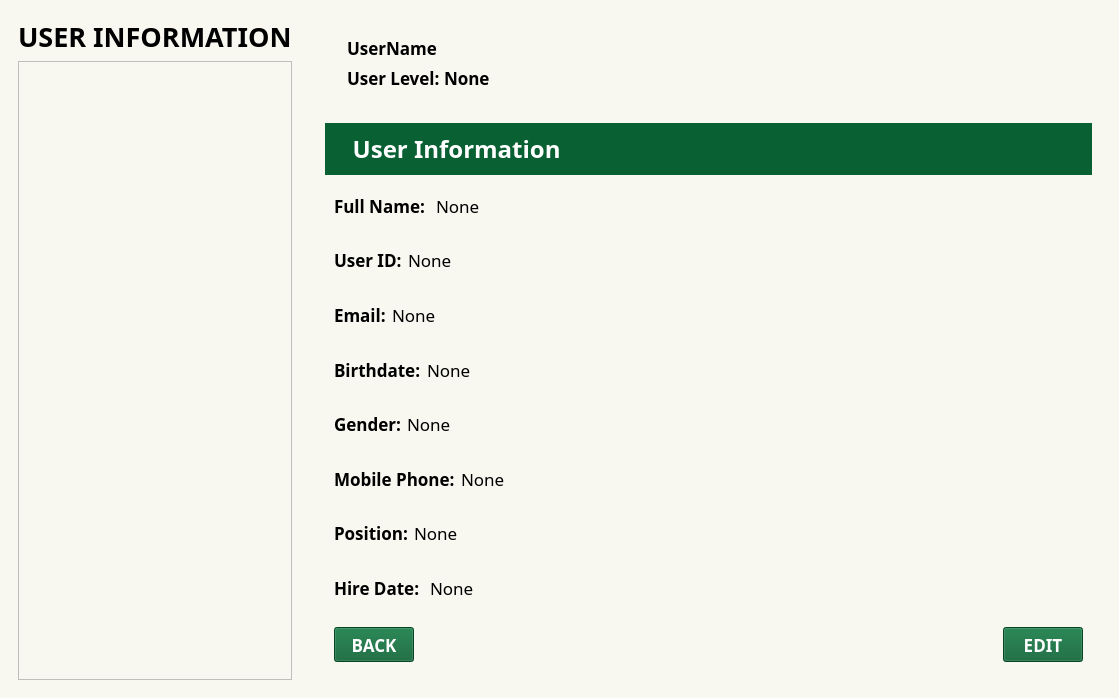
Old version of the form Screens/MainMenuScreens/Security/User_Information.ui in the repository Bideiro/Ranil_project_py.
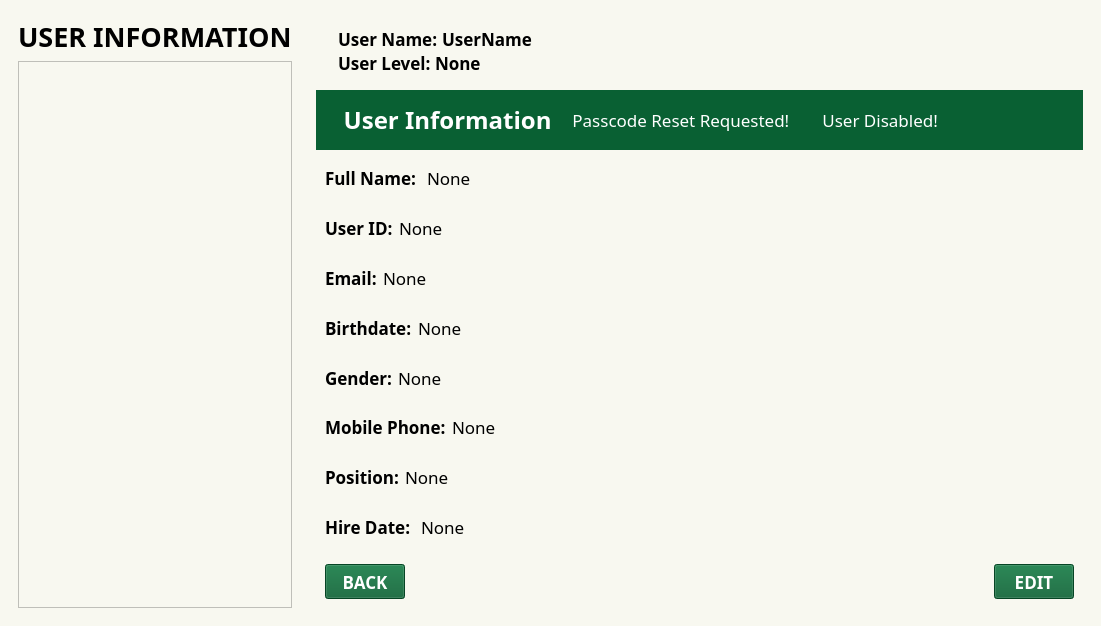
New version of the form. Icons and pictures are not drawn.

What changed in the file:
```diff
--- a/Screens/MainMenuScreens/Security/User_Information.ui
+++ b/Screens/MainMenuScreens/Security/User_Information.ui
@@ -6,8 +6,8 @@
    <rect>
     <x>0</x>
     <y>0</y>
-    <width>1101</width>
-    <height>698</height>
+    <width>1083</width>
+    <height>626</height>
    </rect>
   </property>
   <property name="windowTitle">
@@ -24,7 +24,7 @@
      <widget class="QWidget" name="widget" native="true">
       <layout class="QVBoxLayout" name="verticalLayout_9">
        <item>
-        <widget class="QLabel" name="label">
+        <widget class="QLabel" name="sdsad">
          <property name="font">
           <font>
            <family>DM Sans</family>
@@ -104,6 +104,53 @@
           <item>
            <widget class="QWidget" name="widget_25" native="true">
             <layout class="QVBoxLayout" name="verticalLayout_5">
+             <property name="spacing">
+              <number>0</number>
+             </property>
+             <property name="leftMargin">
+              <number>0</number>
+             </property>
+             <property name="topMargin">
+              <number>0</number>
+             </property>
+             <property name="rightMargin">
+              <number>0</number>
+             </property>
+             <property name="bottomMargin">
+              <number>0</number>
+             </property>
+             <item>
+              <widget class="QWidget" name="widget_4" native="true">
+               <layout class="QHBoxLayout" name="horizontalLayout_4">
+                <property name="spacing">
+                 <number>0</number>
+                </property>
+                <property name="leftMargin">
+                 <number>0</number>
+                </property>
+                <property name="topMargin">
+                 <number>0</number>
+                </property>
+                <property name="rightMargin">
+                 <number>0</number>
+                </property>
+                <property name="bottomMargin">
+                 <number>0</number>
+                </property>
+                <item>
+                 <widget class="QLabel" name="label_6">
+                  <property name="font">
+                   <font>
+                    <family>DM Sans</family>
+                    <pointsize>13</pointsize>
+                    <bold>true</bold>
+                   </font>
+                  </property>
+                  <property name="text">
+                   <string>User Name: </string>
+                  </property>
+                 </widget>
+                </item>
              <item>
               <widget class="QLabel" name="UName_L">
                <property name="font">
@@ -118,6 +165,9 @@
                </property>
               </widget>
              </item>
+               </layout>
+              </widget>
+             </item>
              <item>
               <widget class="QWidget" name="widget_11" native="true">
                <layout class="QHBoxLayout" name="horizontalLayout_5">
@@ -187,9 +237,6 @@
         </widget>
        </item>
        <item>
-        <widget class="QWidget" name="widget_12" native="true">
-         <layout class="QVBoxLayout" name="verticalLayout_7">
-          <item>
            <widget class="QWidget" name="widget_13" native="true">
             <property name="sizePolicy">
              <sizepolicy hsizetype="Preferred" vsizetype="Fixed">
@@ -219,6 +266,136 @@
                </property>
               </widget>
              </item>
+          <item>
+           <widget class="QWidget" name="PReset_w" native="true">
+            <layout class="QHBoxLayout" name="horizontalLayout_2">
+             <property name="spacing">
+              <number>0</number>
+             </property>
+             <property name="leftMargin">
+              <number>0</number>
+             </property>
+             <property name="topMargin">
+              <number>0</number>
+             </property>
+             <property name="rightMargin">
+              <number>0</number>
+             </property>
+             <property name="bottomMargin">
+              <number>0</number>
+             </property>
+             <item>
+              <widget class="QLabel" name="label">
+               <property name="sizePolicy">
+                <sizepolicy hsizetype="Fixed" vsizetype="Fixed">
+                 <horstretch>0</horstretch>
+                 <verstretch>0</verstretch>
+                </sizepolicy>
+               </property>
+               <property name="minimumSize">
+                <size>
+                 <width>10</width>
+                 <height>10</height>
+                </size>
+               </property>
+               <property name="maximumSize">
+                <size>
+                 <width>25</width>
+                 <height>25</height>
+                </size>
+               </property>
+               <property name="text">
+                <string/>
+               </property>
+               <property name="pixmap">
+                <pixmap resource="../../../assets/All_In_Resource.qrc">:/Icons/Icons/red_exclamation.png</pixmap>
+               </property>
+               <property name="scaledContents">
+                <bool>true</bool>
+               </property>
+              </widget>
+             </item>
+             <item>
+              <widget class="QLabel" name="label_2">
+               <property name="font">
+                <font>
+                 <family>DM Sans</family>
+                 <pointsize>13</pointsize>
+                 <bold>false</bold>
+                </font>
+               </property>
+               <property name="styleSheet">
+                <string notr="true">color:white;</string>
+               </property>
+               <property name="text">
+                <string> Passcode Reset Requested!</string>
+               </property>
+              </widget>
+             </item>
+            </layout>
+           </widget>
+          </item>
+          <item>
+           <widget class="QWidget" name="Disabled_w" native="true">
+            <property name="font">
+             <font>
+              <family>DM Sans</family>
+              <pointsize>13</pointsize>
+             </font>
+            </property>
+            <layout class="QHBoxLayout" name="horizontalLayout_3">
+             <item>
+              <widget class="QLabel" name="label_4">
+               <property name="maximumSize">
+                <size>
+                 <width>25</width>
+                 <height>25</height>
+                </size>
+               </property>
+               <property name="text">
+                <string/>
+               </property>
+               <property name="pixmap">
+                <pixmap resource="../../../assets/All_In_Resource.qrc">:/Icons/Icons/red_exclamation.png</pixmap>
+               </property>
+               <property name="scaledContents">
+                <bool>true</bool>
+               </property>
+              </widget>
+             </item>
+             <item>
+              <widget class="QLabel" name="label_5">
+               <property name="font">
+                <font>
+                 <family>DM Sans</family>
+                 <pointsize>13</pointsize>
+                </font>
+               </property>
+               <property name="styleSheet">
+                <string notr="true">color: white;
+</string>
+               </property>
+               <property name="text">
+                <string> User Disabled!</string>
+               </property>
+              </widget>
+             </item>
+            </layout>
+           </widget>
+          </item>
+          <item>
+           <spacer name="horizontalSpacer_2">
+            <property name="orientation">
+             <enum>Qt::Horizontal</enum>
+            </property>
+            <property name="sizeHint" stdset="0">
+             <size>
+              <width>40</width>
+              <height>20</height>
+             </size>
+            </property>
+           </spacer>
+          </item>
             </layout>
            </widget>
           </item>
@@ -270,6 +447,11 @@
           </item>
           <item>
            <widget class="QWidget" name="widget_3" native="true">
+         <property name="font">
+          <font>
+           <bold>false</bold>
+          </font>
+         </property>
             <layout class="QHBoxLayout" name="horizontalLayout">
              <item>
               <widget class="QLabel" name="label_3">
@@ -286,7 +468,7 @@
               </widget>
              </item>
              <item>
-              <widget class="QLabel" name="SUID_L">
+           <widget class="QLabel" name="UID_L">
                <property name="font">
                 <font>
                  <family>DM Sans</family>
@@ -665,9 +847,6 @@
                <property name="text">
                 <string>EDIT</string>
                </property>
-              </widget>
-             </item>
-            </layout>
            </widget>
           </item>
          </layout>
```
Lines whose indentation alone changed are shown as unchanged.
